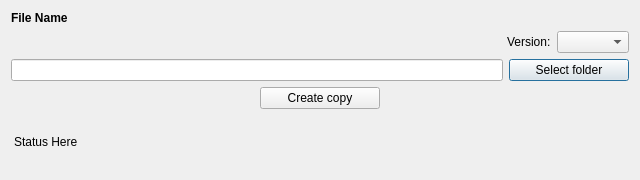
Above: Gui/Dialogs/DialogCreateCopy.ui from fxdeniz/NeSync before the change. Below: the same form after it.
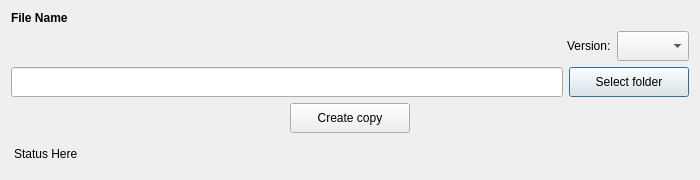
That is the form after the change.

Commit message: make buttons and lineEdits 30px height in Dialogs

Patch:
```diff
--- a/Gui/Dialogs/DialogCreateCopy.ui
+++ b/Gui/Dialogs/DialogCreateCopy.ui
@@ -6,7 +6,7 @@
    <rect>
     <x>0</x>
     <y>0</y>
-    <width>640</width>
+    <width>700</width>
     <height>180</height>
    </rect>
   </property>
@@ -18,14 +18,14 @@
   </property>
   <property name="minimumSize">
    <size>
-    <width>640</width>
+    <width>0</width>
     <height>180</height>
    </size>
   </property>
   <property name="maximumSize">
    <size>
     <width>16777215</width>
-    <height>200</height>
+    <height>180</height>
    </size>
   </property>
   <property name="windowTitle">
@@ -73,7 +73,14 @@
       </widget>
      </item>
      <item>
-      <widget class="QComboBox" name="comboBox"/>
+      <widget class="QComboBox" name="comboBox">
+       <property name="minimumSize">
+        <size>
+         <width>0</width>
+         <height>30</height>
+        </size>
+       </property>
+      </widget>
      </item>
     </layout>
    </item>
@@ -81,6 +88,17 @@
     <layout class="QHBoxLayout" name="horizontalLayout_2">
      <item>
       <widget class="QLineEdit" name="lineEdit">
+       <property name="minimumSize">
+        <size>
+         <width>0</width>
+         <height>30</height>
+        </size>
+       </property>
+       <property name="font">
+        <font>
+         <bold>true</bold>
+        </font>
+       </property>
        <property name="readOnly">
         <bool>true</bool>
        </property>
@@ -97,7 +115,7 @@
        <property name="minimumSize">
         <size>
          <width>120</width>
-         <height>0</height>
+         <height>30</height>
         </size>
        </property>
        <property name="text">
@@ -127,7 +145,7 @@
        <property name="minimumSize">
         <size>
          <width>120</width>
-         <height>0</height>
+         <height>30</height>
         </size>
        </property>
        <property name="text">
```
The commit also changes 3 other files.
